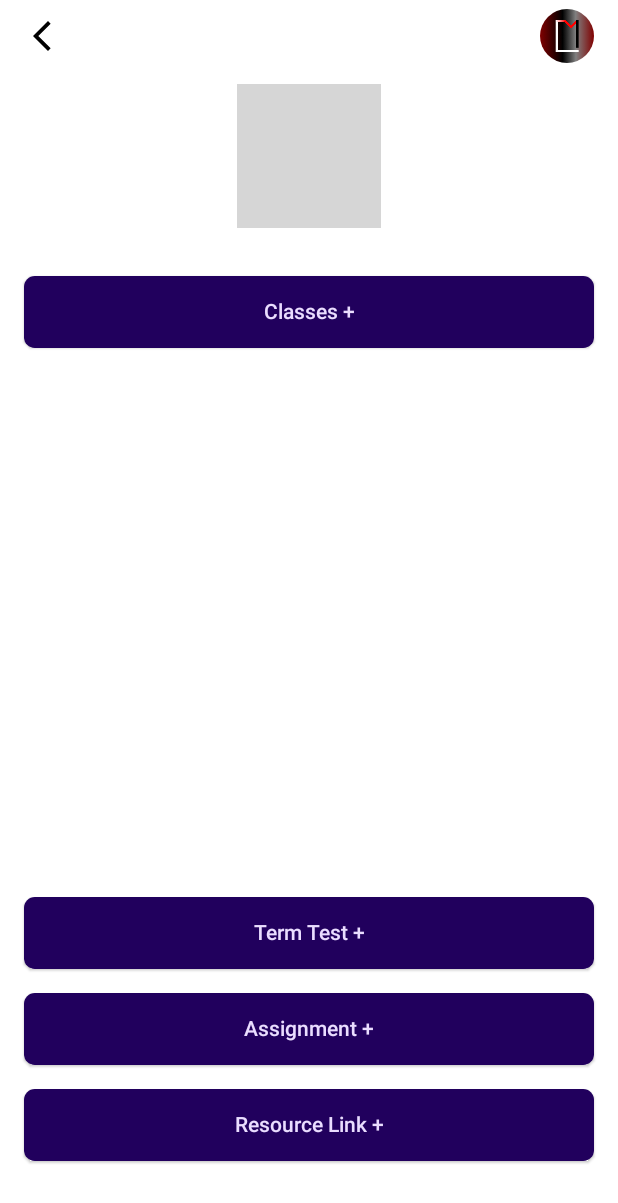
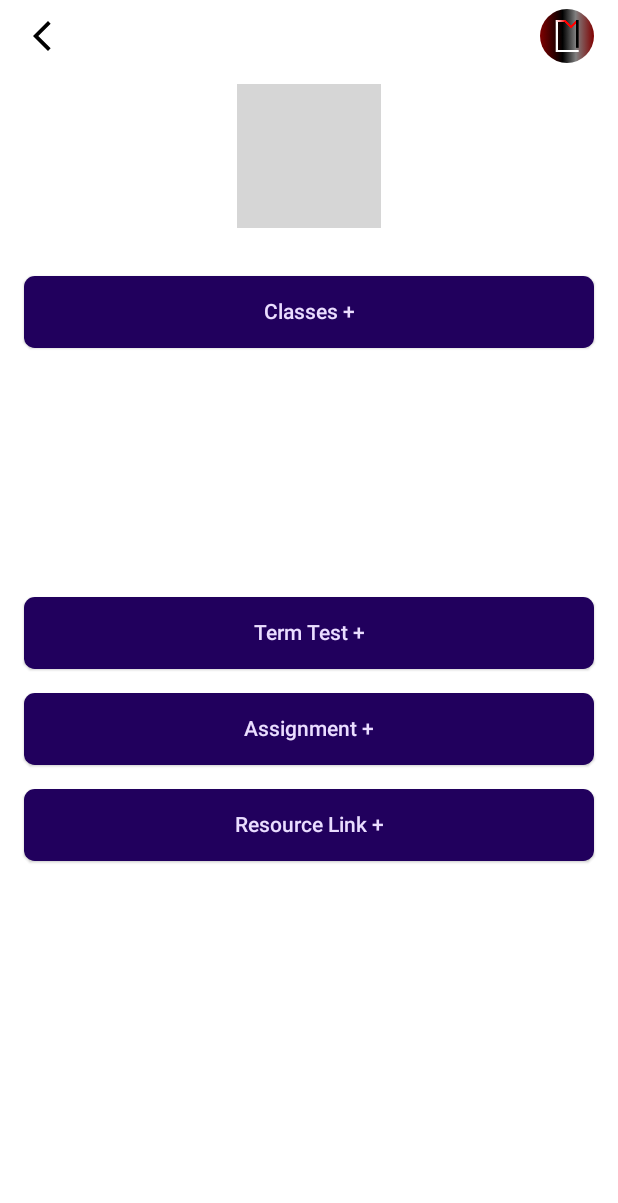
Before and after one commit to imusshas/ClassMate, an Android app built with Jetpack Compose: the @Preview function CourseDisplayPreview, on a phone screen of 412 x 824 dp. Shown: the top 1203 px of the screen. Run offline under Robolectric (Android 15) with nearby library versions, the phone set to English and light mode, and no system bars; our stand-ins replace Dagger/Hilt's generated code, Firebase (no records; nobody signed in at launch, a user with empty details on screens opened directly); grey boxes are pictures that could not be loaded.

Commit message:
Fixed LazyColumn Height Issue. Made display course details screen scrollable

```diff
--- a/app/src/main/java/com/nasiat_muhib/classmate/components/CustomDeleteableLazyColumn.kt
+++ b/app/src/main/java/com/nasiat_muhib/classmate/components/CustomDeleteableLazyColumn.kt
@@ -22,7 +22,7 @@ fun <T> CustomSwipeAbleLazyColumn (
     content: @Composable (T) -> Unit
 ) {
     LazyColumn (
-        modifier = Modifier.fillMaxWidth().height(350.dp),
+        modifier = Modifier.fillMaxWidth().height(MaximumHeight),
         verticalArrangement = Arrangement.spacedBy(SmallSpace),
         horizontalAlignment = Alignment.CenterHorizontally
     ) {
--- a/app/src/main/java/com/nasiat_muhib/classmate/presentation/main/components/display_course/CourseDetailsDisplay.kt
+++ b/app/src/main/java/com/nasiat_muhib/classmate/presentation/main/components/display_course/CourseDetailsDisplay.kt
@@ -4,6 +4,8 @@ import androidx.compose.foundation.layout.Column
 import androidx.compose.foundation.layout.Spacer
 import androidx.compose.foundation.layout.fillMaxSize
 import androidx.compose.foundation.layout.height
+import androidx.compose.foundation.rememberScrollState
+import androidx.compose.foundation.verticalScroll
 import androidx.compose.runtime.Composable
 import androidx.compose.runtime.collectAsState
 import androidx.compose.runtime.getValue
@@ -29,7 +31,9 @@ fun CourseDetailsDisplay(
     val classes by courseDetailsDisplayViewModel.classes.collectAsState()
 
     Column(
-        modifier = Modifier.fillMaxSize(),
+        modifier = Modifier
+            .fillMaxSize()
+            .verticalScroll(rememberScrollState()),
         horizontalAlignment = Alignment.CenterHorizontally,
     ) {
 
```
